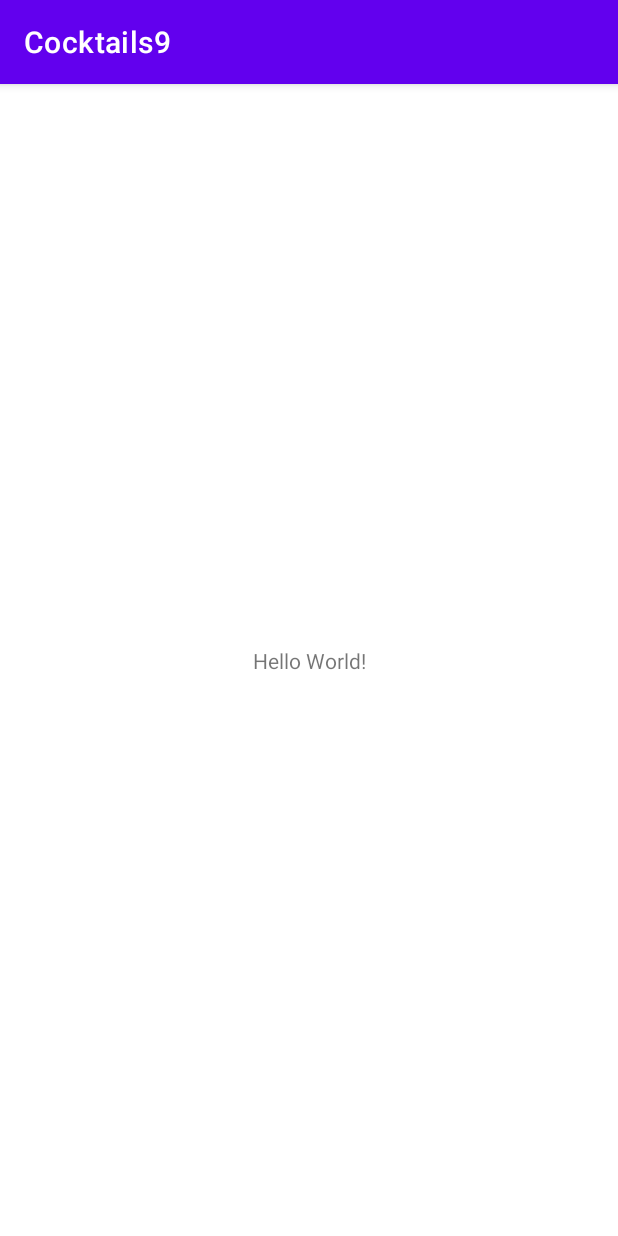
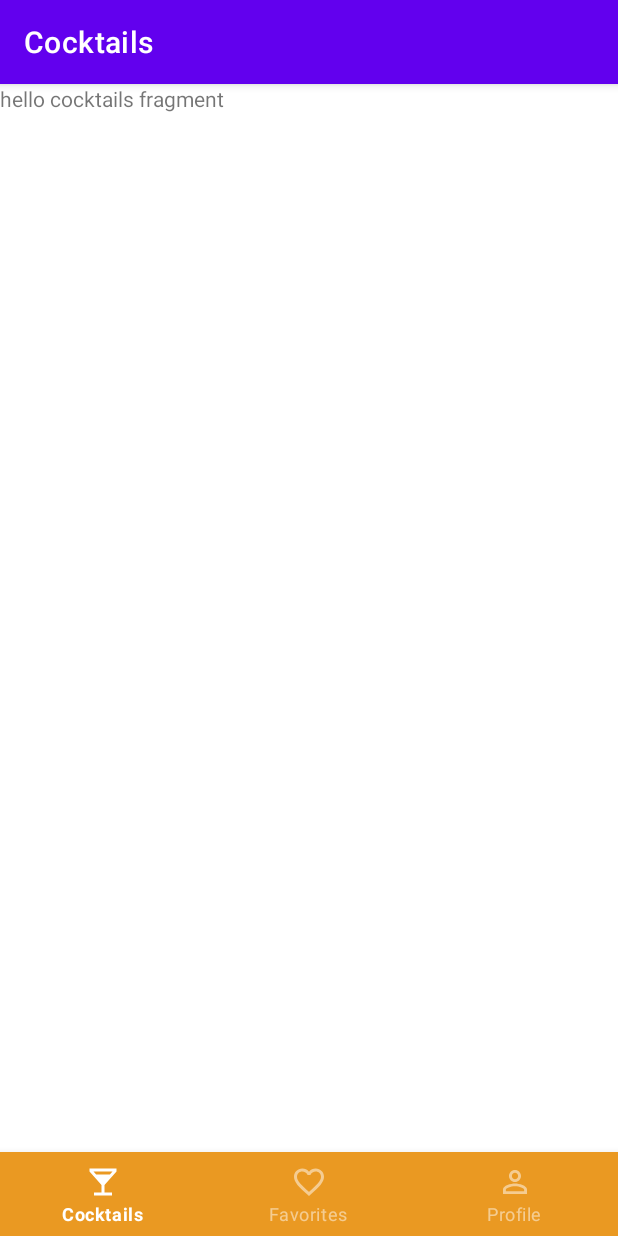
Before and after one commit to draganaZdravkovic/Cocktails9, an Android app: the screen it shows after launch (MainActivity), on a phone screen of 412 x 824 dp. Run offline under Robolectric (Android 15) with nearby library versions, the phone set to English and light mode, and no system bars; our stand-ins replace navigation-ui.

Commit message:
Added bottom navigation view

```diff
--- a/app/build.gradle
+++ b/app/build.gradle
@@ -38,6 +38,8 @@ dependencies {
     implementation 'androidx.appcompat:appcompat:1.6.1'
     implementation 'com.google.android.material:material:1.10.0'
     implementation 'androidx.constraintlayout:constraintlayout:2.1.4'
+    implementation 'androidx.navigation:navigation-fragment-ktx:2.7.5'
+    implementation 'androidx.navigation:navigation-ui-ktx:2.7.5'
     testImplementation 'junit:junit:4.13.2'
     androidTestImplementation 'androidx.test.ext:junit:1.1.5'
     androidTestImplementation 'androidx.test.espresso:espresso-core:3.5.1'
--- /dev/null
+++ b/app/src/main/java/com/example/cocktails9/CocktailsFragment.kt
@@ -0,0 +1,59 @@
+package com.example.cocktails9
+
+import android.os.Bundle
+import androidx.fragment.app.Fragment
+import android.view.LayoutInflater
+import android.view.View
+import android.view.ViewGroup
+
+// TODO: Rename parameter arguments, choose names that match
+// the fragment initialization parameters, e.g. ARG_ITEM_NUMBER
+private const val ARG_PARAM1 = "param1"
+private const val ARG_PARAM2 = "param2"
+
+/**
+ * A simple [Fragment] subclass.
+ * Use the [CocktailsFragment.newInstance] factory method to
+ * create an instance of this fragment.
+ */
+class CocktailsFragment : Fragment() {
+    // TODO: Rename and change types of parameters
+    private var param1: String? = null
+    private var param2: String? = null
+
+    override fun onCreate(savedInstanceState: Bundle?) {
+        super.onCreate(savedInstanceState)
+        arguments?.let {
+            param1 = it.getString(ARG_PARAM1)
+            param2 = it.getString(ARG_PARAM2)
+        }
+    }
+
+    override fun onCreateView(
+        inflater: LayoutInflater, container: ViewGroup?,
+        savedInstanceState: Bundle?
+    ): View? {
+        // Inflate the layout for this fragment
+        return inflater.inflate(R.layout.fragment_cocktails, container, false)
+    }
+
+    companion object {
+        /**
+         * Use this factory method to create a new instance of
+         * this fragment using the provided parameters.
+         *
+         * @param param1 Parameter 1.
+         * @param param2 Parameter 2.
+         * @return A new instance of fragment CocktailsFragment.
+         */
+        // TODO: Rename and change types and number of parameters
+        @JvmStatic
+        fun newInstance(param1: String, param2: String) =
+            CocktailsFragment().apply {
+                arguments = Bundle().apply {
+                    putString(ARG_PARAM1, param1)
+                    putString(ARG_PARAM2, param2)
+                }
+            }
+    }
+}
--- a/app/src/main/java/com/example/cocktails9/MainActivity.kt
+++ b/app/src/main/java/com/example/cocktails9/MainActivity.kt
@@ -2,10 +2,22 @@ package com.example.cocktails9
 
 import androidx.appcompat.app.AppCompatActivity
 import android.os.Bundle
+import androidx.navigation.findNavController
+import androidx.navigation.ui.AppBarConfiguration
+import androidx.navigation.ui.setupActionBarWithNavController
+import androidx.navigation.ui.setupWithNavController
+import com.google.android.material.bottomnavigation.BottomNavigationView
 
 class MainActivity : AppCompatActivity() {
     override fun onCreate(savedInstanceState: Bundle?) {
         super.onCreate(savedInstanceState)
         setContentView(R.layout.activity_main)
+
+        val bottomNavigationView = findViewById<BottomNavigationView>(R.id.bottomNavigationView)
+        val navController = findNavController(R.id.fragmentContainerView)
+        val appBarConfig = AppBarConfiguration(setOf(R.id.cocktailsFragment, R.id.favoritesFragment, R.id.profileFragment))
+        setupActionBarWithNavController(navController, appBarConfig)
+
+        bottomNavigationView.setupWithNavController(navController)
     }
 }
--- /dev/null
+++ b/app/src/main/res/drawable/bottom_nav_colors.xml
@@ -0,0 +1,5 @@
+<?xml version="1.0" encoding="utf-8"?>
+<selector xmlns:android="http://schemas.android.com/apk/res/android">
+    <item android:color='@color/bottom_nav_selected_item' android:state_checked="true"/>
+    <item android:color='@color/bottom_nav_item' android:state_checked="false"/>
+</selector>
--- /dev/null
+++ b/app/src/main/res/drawable/ic_cocktails.xml
@@ -0,0 +1,5 @@
+<vector android:height="24dp" android:tint="#000000"
+    android:viewportHeight="24" android:viewportWidth="24"
+    android:width="24dp" xmlns:android="http://schemas.android.com/apk/res/android">
+    <path android:fillColor="@android:color/white" android:pathData="M21,5V3H3v2l8,9v5H6v2h12v-2h-5v-5l8,-9zM7.43,7L5.66,5h12.69l-1.78,2H7.43z"/>
+</vector>
--- /dev/null
+++ b/app/src/main/res/drawable/ic_fav_off.xml
@@ -0,0 +1,5 @@
+<vector android:height="24dp" android:tint="#000000"
+    android:viewportHeight="24" android:viewportWidth="24"
+    android:width="24dp" xmlns:android="http://schemas.android.com/apk/res/android">
+    <path android:fillColor="@android:color/white" android:pathData="M16.5,3c-1.74,0 -3.41,0.81 -4.5,2.09C10.91,3.81 9.24,3 7.5,3 4.42,3 2,5.42 2,8.5c0,3.78 3.4,6.86 8.55,11.54L12,21.35l1.45,-1.32C18.6,15.36 22,12.28 22,8.5 22,5.42 19.58,3 16.5,3zM12.1,18.55l-0.1,0.1 -0.1,-0.1C7.14,14.24 4,11.39 4,8.5 4,6.5 5.5,5 7.5,5c1.54,0 3.04,0.99 3.57,2.36h1.87C13.46,5.99 14.96,5 16.5,5c2,0 3.5,1.5 3.5,3.5 0,2.89 -3.14,5.74 -7.9,10.05z"/>
+</vector>
--- /dev/null
+++ b/app/src/main/res/drawable/ic_person.xml
@@ -0,0 +1,5 @@
+<vector android:height="24dp" android:tint="#000000"
+    android:viewportHeight="24" android:viewportWidth="24"
+    android:width="24dp" xmlns:android="http://schemas.android.com/apk/res/android">
+    <path android:fillColor="@android:color/white" android:pathData="M12,5.9c1.16,0 2.1,0.94 2.1,2.1s-0.94,2.1 -2.1,2.1S9.9,9.16 9.9,8s0.94,-2.1 2.1,-2.1m0,9c2.97,0 6.1,1.46 6.1,2.1v1.1L5.9,18.1L5.9,17c0,-0.64 3.13,-2.1 6.1,-2.1M12,4C9.79,4 8,5.79 8,8s1.79,4 4,4 4,-1.79 4,-4 -1.79,-4 -4,-4zM12,13c-2.67,0 -8,1.34 -8,4v3h16v-3c0,-2.66 -5.33,-4 -8,-4z"/>
+</vector>
--- a/app/src/main/res/layout/activity_main.xml
+++ b/app/src/main/res/layout/activity_main.xml
@@ -6,13 +6,29 @@
     android:layout_height="match_parent"
     tools:context=".MainActivity">
 
-    <TextView
-        android:layout_width="wrap_content"
+
+    <com.google.android.material.bottomnavigation.BottomNavigationView
+        android:id="@+id/bottomNavigationView"
+        android:layout_width="match_parent"
         android:layout_height="wrap_content"
-        android:text="Hello World!"
+        android:background="@color/secondary"
+        app:itemIconTint="@drawable/bottom_nav_colors"
+        app:itemTextColor="@drawable/bottom_nav_colors"
         app:layout_constraintBottom_toBottomOf="parent"
         app:layout_constraintEnd_toEndOf="parent"
         app:layout_constraintStart_toStartOf="parent"
-        app:layout_constraintTop_toTopOf="parent" />
+        app:menu="@menu/bottom_menu"
+        />
 
+    <fragment
+        android:id="@+id/fragmentContainerView"
+        android:name="androidx.navigation.fragment.NavHostFragment"
+        android:layout_width="0dp"
+        android:layout_height="0dp"
+        app:defaultNavHost="true"
+        app:layout_constraintBottom_toTopOf="@+id/bottomNavigationView"
+        app:layout_constraintEnd_toEndOf="parent"
+        app:layout_constraintStart_toStartOf="parent"
+        app:layout_constraintTop_toTopOf="parent"
+        app:navGraph="@navigation/nav" />
 </androidx.constraintlayout.widget.ConstraintLayout>
--- /dev/null
+++ b/app/src/main/res/layout/fragment_cocktails.xml
@@ -0,0 +1,14 @@
+<?xml version="1.0" encoding="utf-8"?>
+<FrameLayout xmlns:android="http://schemas.android.com/apk/res/android"
+    xmlns:tools="http://schemas.android.com/tools"
+    android:layout_width="match_parent"
+    android:layout_height="match_parent"
+    tools:context=".CocktailsFragment">
+
+    <!-- TODO: Update blank fragment layout -->
+    <TextView
+        android:layout_width="match_parent"
+        android:layout_height="match_parent"
+        android:text="hello cocktails fragment" />
+
+</FrameLayout>
--- /dev/null
+++ b/app/src/main/res/menu/bottom_menu.xml
@@ -0,0 +1,17 @@
+<?xml version="1.0" encoding="utf-8"?>
+<menu xmlns:app="http://schemas.android.com/apk/res-auto"
+    xmlns:android="http://schemas.android.com/apk/res/android">
+
+    <item
+        android:id="@+id/cocktailsFragment"
+        android:title="Cocktails"
+        android:icon="@drawable/ic_cocktails"/>
+    <item
+        android:id="@+id/favoritesFragment"
+        android:title="Favorites"
+        android:icon="@drawable/ic_fav_off"/>
+    <item
+        android:id="@+id/profileFragment"
+        android:title="Profile"
+        android:icon="@drawable/ic_person"/>
+</menu>
--- /dev/null
+++ b/app/src/main/res/navigation/nav.xml
@@ -0,0 +1,23 @@
+<?xml version="1.0" encoding="utf-8"?>
+<navigation xmlns:android="http://schemas.android.com/apk/res/android"
+    xmlns:app="http://schemas.android.com/apk/res-auto"
+    xmlns:tools="http://schemas.android.com/tools"
+    android:id="@+id/nav"
+    app:startDestination="@id/cocktailsFragment">
+
+    <fragment
+        android:id="@+id/cocktailsFragment"
+        android:name="com.example.cocktails9.CocktailsFragment"
+        android:label="Cocktails"
+        tools:layout="@layout/fragment_cocktails" />
+    <fragment
+        android:id="@+id/favoritesFragment"
+        android:name="com.example.cocktails9.FavoritesFragment"
+        android:label="Favorites"
+        tools:layout="@layout/fragment_favorites" />
+    <fragment
+        android:id="@+id/profileFragment"
+        android:name="com.example.cocktails9.ProfileFragment"
+        android:label="Profile"
+        tools:layout="@layout/fragment_profile" />
+</navigation>
--- a/app/src/main/res/values/colors.xml
+++ b/app/src/main/res/values/colors.xml
@@ -7,4 +7,8 @@
     <color name="teal_700">#FF018786</color>
     <color name="black">#FF000000</color>
     <color name="white">#FFFFFFFF</color>
+
+    <color name="secondary">#EA9922</color>
+    <color name="bottom_nav_item">#80FFFFFF</color>
+    <color name="bottom_nav_selected_item">#FFFFFF</color>
 </resources>
--- a/app/src/main/res/values/strings.xml
+++ b/app/src/main/res/values/strings.xml
@@ -1,3 +1,5 @@
 <resources>
     <string name="app_name">Cocktails9</string>
+    <!-- TODO: Remove or change this placeholder text -->
+    <string name="hello_blank_fragment">Hello blank fragment</string>
 </resources>
--- a/app/src/main/res/values/themes.xml
+++ b/app/src/main/res/values/themes.xml
@@ -6,7 +6,7 @@
         <item name="colorPrimaryVariant">@color/purple_700</item>
         <item name="colorOnPrimary">@color/white</item>
         <!-- Secondary brand color. -->
-        <item name="colorSecondary">@color/teal_200</item>
+        <item name="colorSecondary">@color/secondary</item>
         <item name="colorSecondaryVariant">@color/teal_700</item>
         <item name="colorOnSecondary">@color/black</item>
         <!-- Status bar color. -->
```
Also changed, not shown: app/src/main/java/com/example/cocktails9/FavoritesFragment.kt (added, +59 -0 lines), app/src/main/java/com/example/cocktails9/ProfileFragment.kt (added, +59 -0 lines), app/src/main/res/layout/fragment_favorites.xml (added, +14 -0 lines), app/src/main/res/layout/fragment_profile.xml (added, +14 -0 lines).
